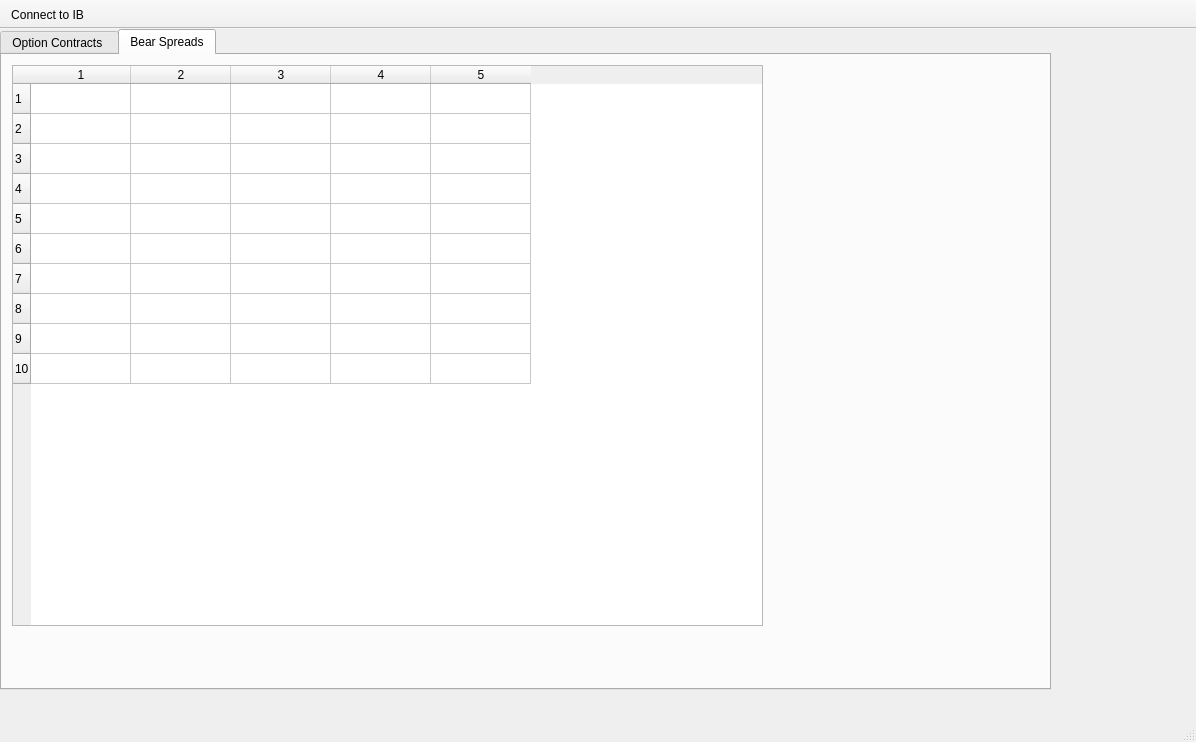
Qt form QT_screens/QT_IB/bullSpreadViewSmall.ui (michaelrkost/PyOptions) before a commit.
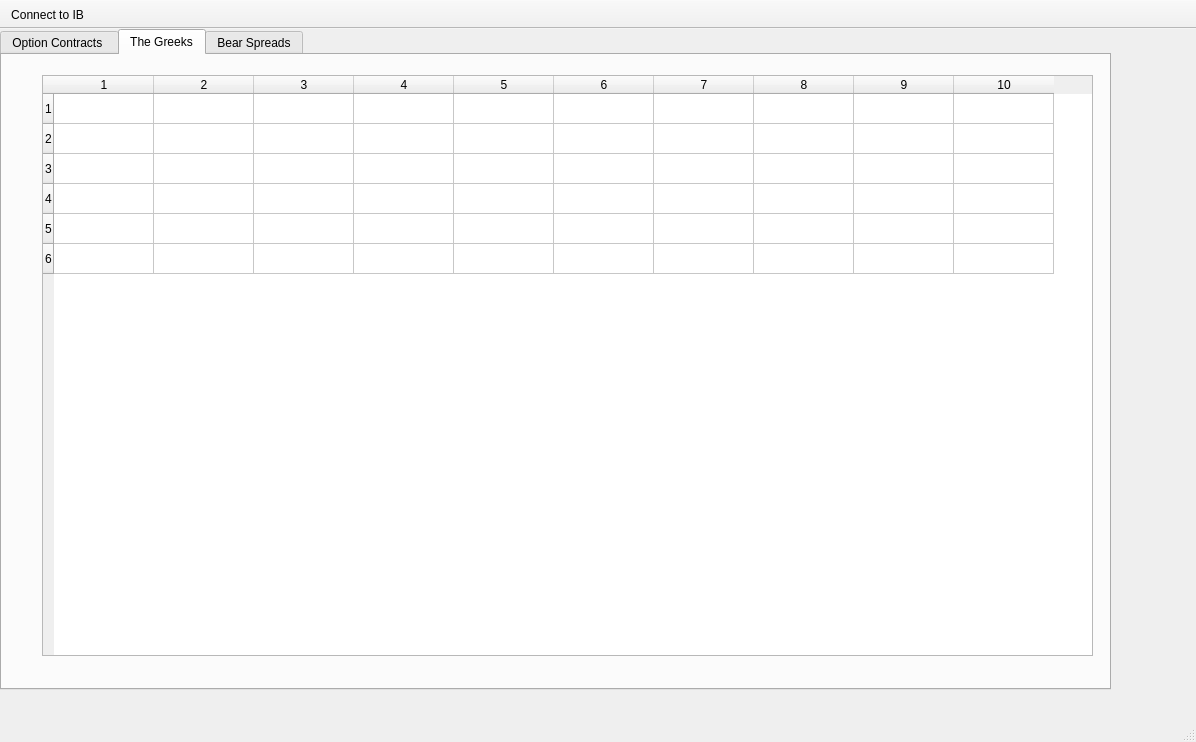
The same form after that commit. The open tabs and pages were chosen to show the change. Icons and pictures are not drawn.

What changed in the file:
```diff
--- a/QT_screens/QT_IB/bullSpreadViewSmall.ui
+++ b/QT_screens/QT_IB/bullSpreadViewSmall.ui
@@ -23,7 +23,7 @@
      <rect>
       <x>0</x>
       <y>0</y>
-      <width>1051</width>
+      <width>1111</width>
       <height>661</height>
      </rect>
     </property>
@@ -415,20 +415,25 @@
       <column/>
       <column/>
      </widget>
+    </widget>
+    <widget class="QWidget" name="greek_tab">
+     <attribute name="title">
+      <string>The Greeks</string>
+     </attribute>
      <widget class="QTableWidget" name="tableWidget_OptionGreeks">
       <property name="geometry">
        <rect>
-        <x>30</x>
-        <y>250</y>
-        <width>481</width>
-        <height>361</height>
+        <x>40</x>
+        <y>20</y>
+        <width>1051</width>
+        <height>581</height>
        </rect>
       </property>
       <property name="rowCount">
        <number>6</number>
       </property>
       <property name="columnCount">
-       <number>5</number>
+       <number>10</number>
       </property>
       <row/>
       <row/>
@@ -441,6 +446,11 @@
       <column/>
       <column/>
       <column/>
+      <column/>
+      <column/>
+      <column/>
+      <column/>
+      <column/>
      </widget>
     </widget>
     <widget class="QWidget" name="tab_2">
```
Left out of the diff: 9 changed lines with no effect on the pictures.
